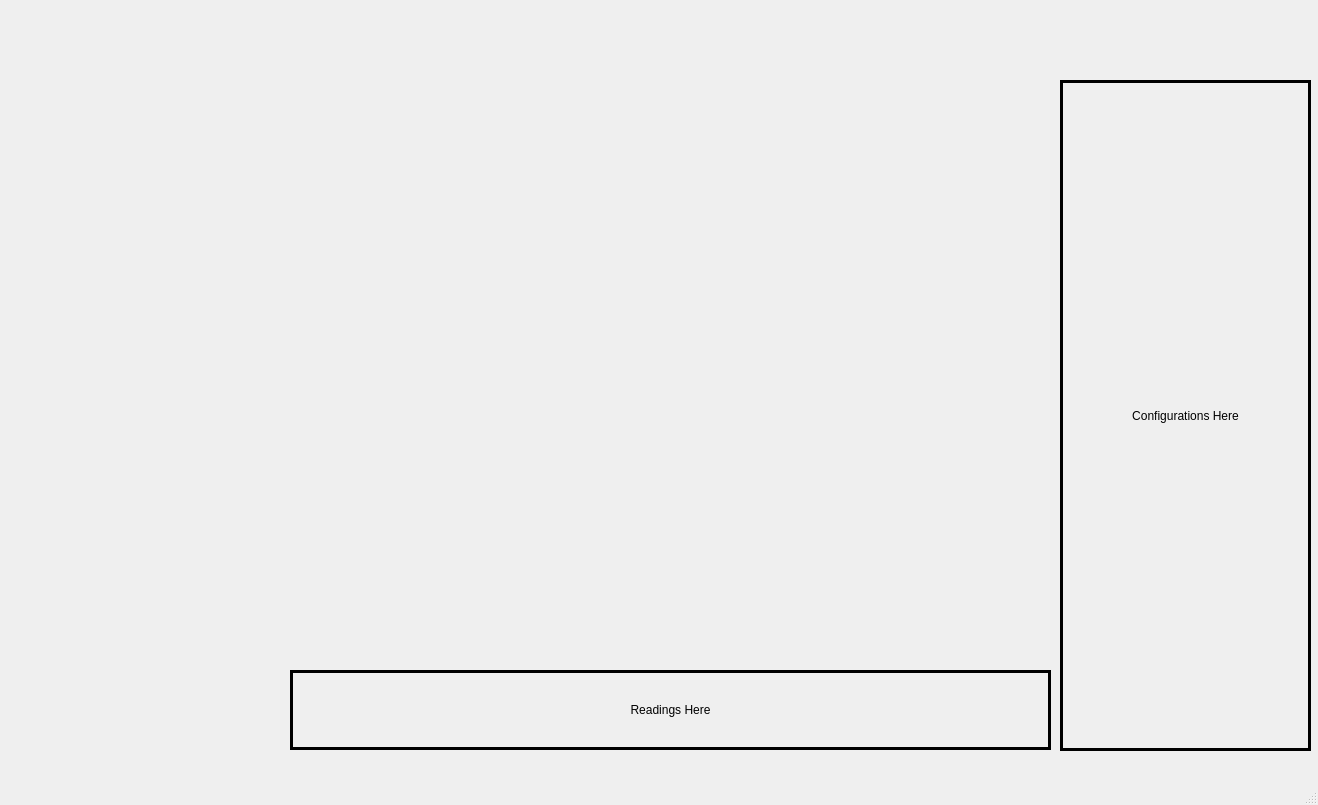
Qt form DesktopApp/mainwindow.ui (anassalah24/Graduation-Project-DMS) before a commit.
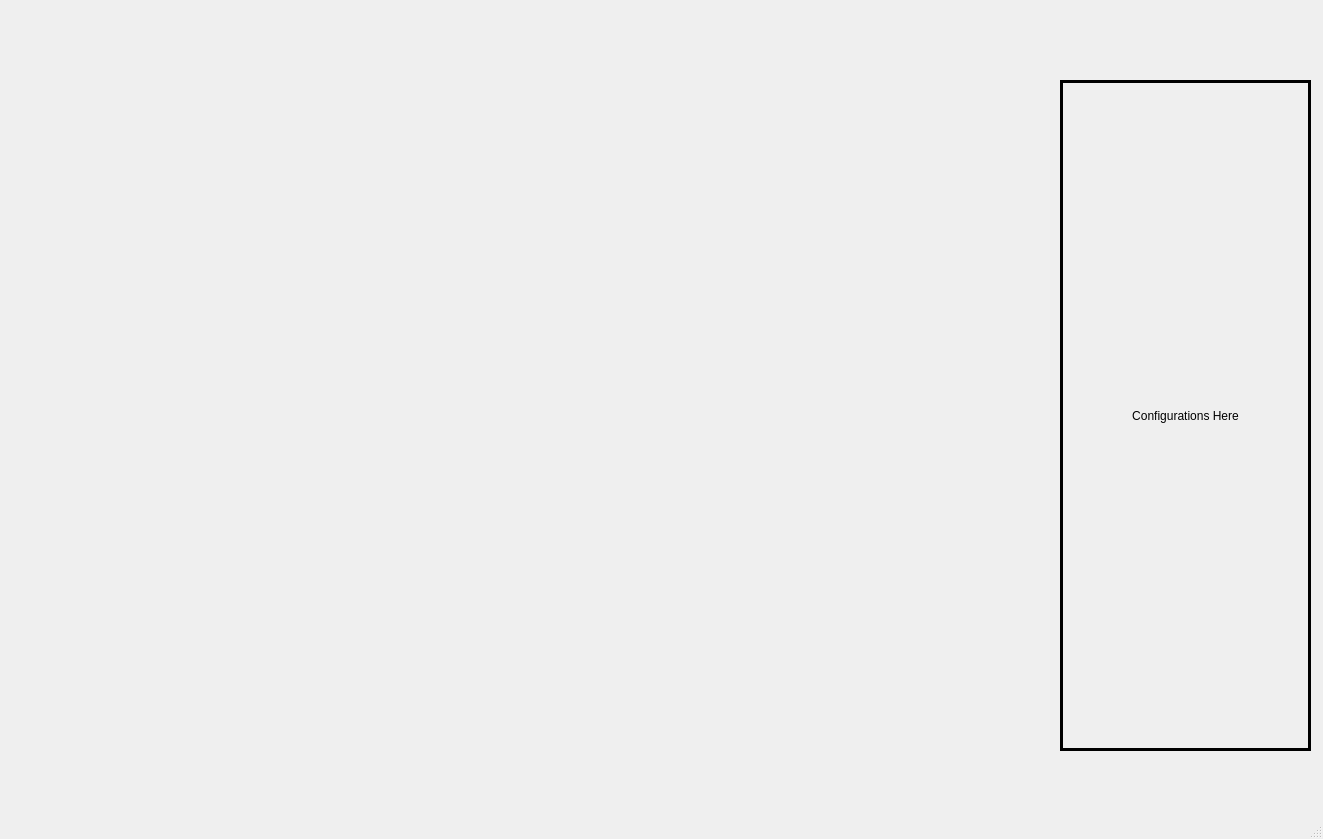
The same form after that commit.

Commit message:
recieving synchronized frames with readings
functionality added:
- created readings widget
- displaying detailed readings if the headpose and eyegaze

Diff of the .ui file:
```diff
--- a/DesktopApp/mainwindow.ui
+++ b/DesktopApp/mainwindow.ui
@@ -6,8 +6,8 @@
    <rect>
     <x>0</x>
     <y>0</y>
-    <width>1318</width>
-    <height>805</height>
+    <width>1323</width>
+    <height>839</height>
    </rect>
   </property>
   <property name="windowTitle">
@@ -85,27 +85,10 @@
       <x>290</x>
       <y>670</y>
       <width>761</width>
-      <height>80</height>
+      <height>111</height>
      </rect>
     </property>
-    <layout class="QGridLayout" name="readings_layout">
-     <item row="0" column="0">
-      <widget class="QLabel" name="label_3">
-       <property name="frameShape">
-        <enum>QFrame::Box</enum>
-       </property>
-       <property name="lineWidth">
-        <number>3</number>
-       </property>
-       <property name="text">
-        <string>Readings Here</string>
-       </property>
-       <property name="alignment">
-        <set>Qt::AlignCenter</set>
-       </property>
-      </widget>
-     </item>
-    </layout>
+    <layout class="QGridLayout" name="readings_layout"/>
    </widget>
   </widget>
   <widget class="QMenuBar" name="menubar">
```
Left out of the diff: 2 changed lines with no effect on the pictures. The commit also changes 9 other files.
